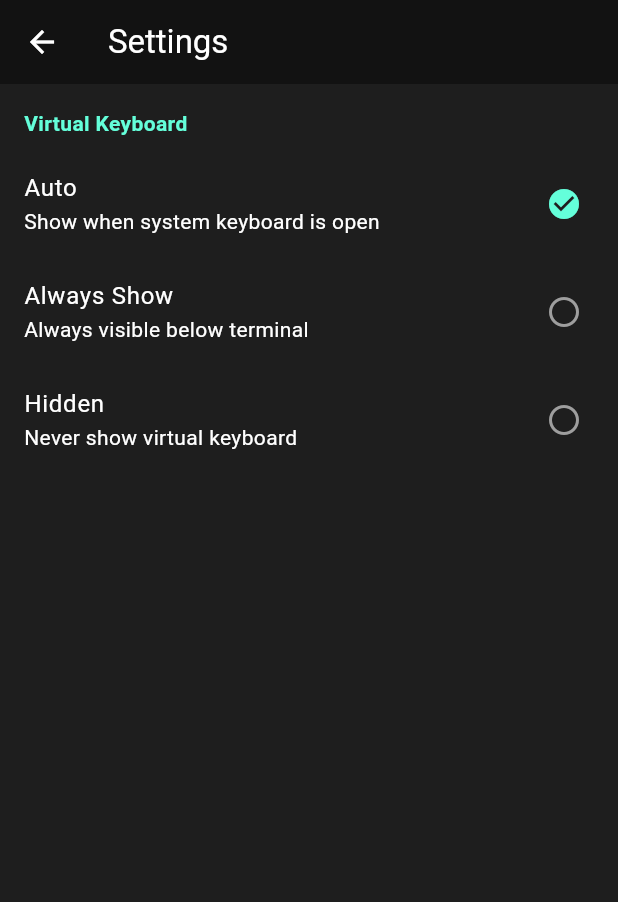
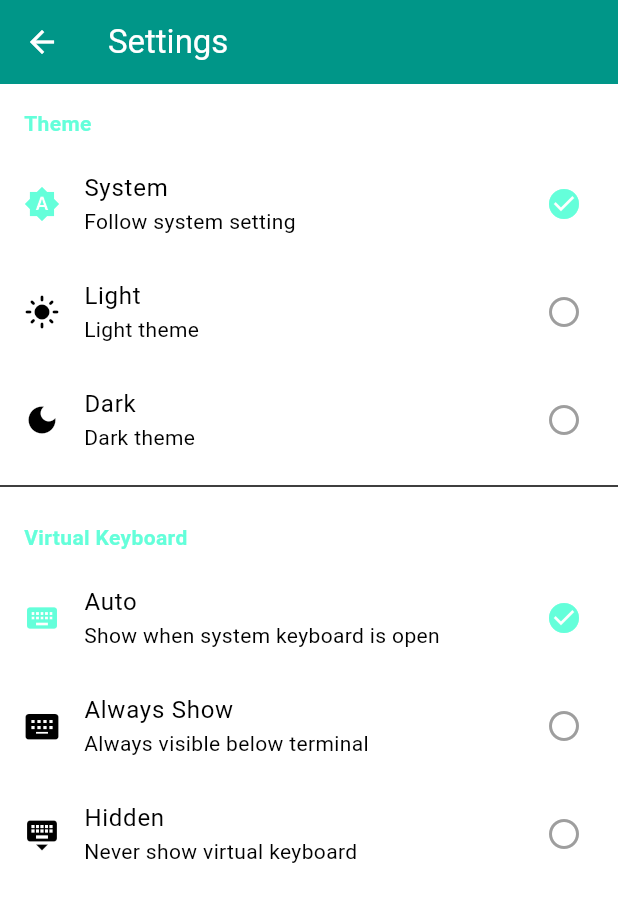
Before and after one commit to Inokinoki/picshell, a Flutter app: the screen it shows after launch, after a tap on the "settings" icon, on a phone screen of 412 x 824 dp. Shown: the top 902 px of the screen. Run offline on Flutter 3.47's test engine with Material 3 defaults, Android fonts, the phone set to English and light mode, and no system bars; our stand-ins replace file_picker, flutter_keyboard_visibility, flutter_riverpod, go_router, hive, hive_flutter; missing offline and left inert: dartssh2; accounts and stored records are empty.

Commit message:
feat: add theme mode settings (system/light/dark)
- System: follow system theme
- Light: light theme with teal colors
- Dark: dark theme with teal accent
- Settings persisted in Hive
- App uses ConsumerWidget for reactive theme

```diff
--- a/lib/app/app.dart
+++ b/lib/app/app.dart
@@ -1,14 +1,30 @@
 import 'package:flutter/material.dart';
+import 'package:flutter_riverpod/flutter_riverpod.dart';
+import '../providers/settings_provider.dart';
 import 'routes.dart';
 
-class PicshellApp extends StatelessWidget {
+class PicshellApp extends ConsumerWidget {
   const PicshellApp({super.key});
 
   @override
-  Widget build(BuildContext context) {
+  Widget build(BuildContext context, WidgetRef ref) {
+    final settings = ref.watch(settingsProvider);
+
     return MaterialApp.router(
       title: 'Picshell',
-      theme: ThemeData.dark().copyWith(
+      themeMode: settings.themeMode,
+      theme: ThemeData.light().copyWith(
+        scaffoldBackgroundColor: Colors.white,
+        colorScheme: ColorScheme.light(
+          primary: Colors.teal,
+          secondary: Colors.teal.shade700,
+        ),
+        appBarTheme: const AppBarTheme(
+          backgroundColor: Colors.teal,
+          foregroundColor: Colors.white,
+        ),
+      ),
+      darkTheme: ThemeData.dark().copyWith(
         scaffoldBackgroundColor: const Color(0xFF1E1E1E),
         colorScheme: ColorScheme.dark(
           primary: Colors.tealAccent,
--- a/lib/providers/settings_provider.dart
+++ b/lib/providers/settings_provider.dart
@@ -1,11 +1,8 @@
+import 'package:flutter/material.dart';
 import 'package:flutter_riverpod/flutter_riverpod.dart';
 import 'package:hive/hive.dart';
 
-enum KeyboardBarMode {
-  auto, // 只在系统键盘弹出时显示
-  always, // 始终显示
-  hidden, // 始终隐藏
-}
+enum KeyboardBarMode { auto, always, hidden }
 
 final settingsProvider = StateNotifierProvider<SettingsNotifier, AppSettings>((
   ref,
@@ -15,12 +12,20 @@ final settingsProvider = StateNotifierProvider<SettingsNotifier, AppSettings>((
 
 class AppSettings {
   final KeyboardBarMode keyboardBarMode;
+  final ThemeMode themeMode;
 
-  const AppSettings({this.keyboardBarMode = KeyboardBarMode.auto});
+  const AppSettings({
+    this.keyboardBarMode = KeyboardBarMode.auto,
+    this.themeMode = ThemeMode.system,
+  });
 
-  AppSettings copyWith({KeyboardBarMode? keyboardBarMode}) {
+  AppSettings copyWith({
+    KeyboardBarMode? keyboardBarMode,
+    ThemeMode? themeMode,
+  }) {
     return AppSettings(
       keyboardBarMode: keyboardBarMode ?? this.keyboardBarMode,
+      themeMode: themeMode ?? this.themeMode,
     );
   }
 }
@@ -28,6 +33,7 @@ class AppSettings {
 class SettingsNotifier extends StateNotifier<AppSettings> {
   static const _boxName = 'settings';
   static const _keyboardModeKey = 'keyboardBarMode';
+  static const _themeModeKey = 'themeMode';
 
   SettingsNotifier() : super(const AppSettings()) {
     _load();
@@ -35,8 +41,12 @@ class SettingsNotifier extends StateNotifier<AppSettings> {
 
   Future<void> _load() async {
     final box = await Hive.openBox(_boxName);
-    final modeIndex = box.get(_keyboardModeKey, defaultValue: 0);
-    state = AppSettings(keyboardBarMode: KeyboardBarMode.values[modeIndex]);
+    final keyboardIndex = box.get(_keyboardModeKey, defaultValue: 0);
+    final themeIndex = box.get(_themeModeKey, defaultValue: 0);
+    state = AppSettings(
+      keyboardBarMode: KeyboardBarMode.values[keyboardIndex],
+      themeMode: ThemeMode.values[themeIndex],
+    );
   }
 
   Future<void> setKeyboardBarMode(KeyboardBarMode mode) async {
@@ -44,4 +54,10 @@ class SettingsNotifier extends StateNotifier<AppSettings> {
     final box = await Hive.openBox(_boxName);
     await box.put(_keyboardModeKey, mode.index);
   }
+
+  Future<void> setThemeMode(ThemeMode mode) async {
+    state = state.copyWith(themeMode: mode);
+    final box = await Hive.openBox(_boxName);
+    await box.put(_themeModeKey, mode.index);
+  }
 }
--- a/lib/screens/settings/settings_screen.dart
+++ b/lib/screens/settings/settings_screen.dart
@@ -13,12 +13,42 @@ class SettingsScreen extends ConsumerWidget {
       appBar: AppBar(title: const Text('Settings')),
       body: ListView(
         children: [
+          const _SectionHeader(title: 'Theme'),
+          _buildThemeModeTile(
+            context,
+            ref,
+            'System',
+            'Follow system setting',
+            Icons.brightness_auto,
+            ThemeMode.system,
+            settings.themeMode,
+          ),
+          _buildThemeModeTile(
+            context,
+            ref,
+            'Light',
+            'Light theme',
+            Icons.light_mode,
+            ThemeMode.light,
+            settings.themeMode,
+          ),
+          _buildThemeModeTile(
+            context,
+            ref,
+            'Dark',
+            'Dark theme',
+            Icons.dark_mode,
+            ThemeMode.dark,
+            settings.themeMode,
+          ),
+          const Divider(),
           const _SectionHeader(title: 'Virtual Keyboard'),
           _buildKeyboardModeTile(
             context,
             ref,
             'Auto',
             'Show when system keyboard is open',
+            Icons.keyboard,
             KeyboardBarMode.auto,
             settings.keyboardBarMode,
           ),
@@ -27,6 +57,7 @@ class SettingsScreen extends ConsumerWidget {
             ref,
             'Always Show',
             'Always visible below terminal',
+            Icons.keyboard_alt,
             KeyboardBarMode.always,
             settings.keyboardBarMode,
           ),
@@ -35,6 +66,7 @@ class SettingsScreen extends ConsumerWidget {
             ref,
             'Hidden',
             'Never show virtual keyboard',
+            Icons.keyboard_hide,
             KeyboardBarMode.hidden,
             settings.keyboardBarMode,
           ),
@@ -43,19 +75,45 @@ class SettingsScreen extends ConsumerWidget {
     );
   }
 
+  Widget _buildThemeModeTile(
+    BuildContext context,
+    WidgetRef ref,
+    String title,
+    String subtitle,
+    IconData icon,
+    ThemeMode mode,
+    ThemeMode currentMode,
+  ) {
+    final isSelected = currentMode == mode;
+    return ListTile(
+      leading: Icon(icon, color: isSelected ? Colors.tealAccent : null),
+      title: Text(title),
+      subtitle: Text(subtitle),
+      trailing: isSelected
+          ? const Icon(Icons.check_circle, color: Colors.tealAccent)
+          : const Icon(Icons.circle_outlined, color: Colors.grey),
+      onTap: () {
+        ref.read(settingsProvider.notifier).setThemeMode(mode);
+      },
+    );
+  }
+
   Widget _buildKeyboardModeTile(
     BuildContext context,
     WidgetRef ref,
     String title,
     String subtitle,
+    IconData icon,
     KeyboardBarMode mode,
     KeyboardBarMode currentMode,
   ) {
+    final isSelected = currentMode == mode;
     return ListTile(
+      leading: Icon(icon, color: isSelected ? Colors.tealAccent : null),
       title: Text(title),
       subtitle: Text(subtitle),
-      trailing: currentMode == mode
-          ? Icon(Icons.check_circle, color: Colors.tealAccent)
+      trailing: isSelected
+          ? const Icon(Icons.check_circle, color: Colors.tealAccent)
           : const Icon(Icons.circle_outlined, color: Colors.grey),
       onTap: () {
         ref.read(settingsProvider.notifier).setKeyboardBarMode(mode);
```
